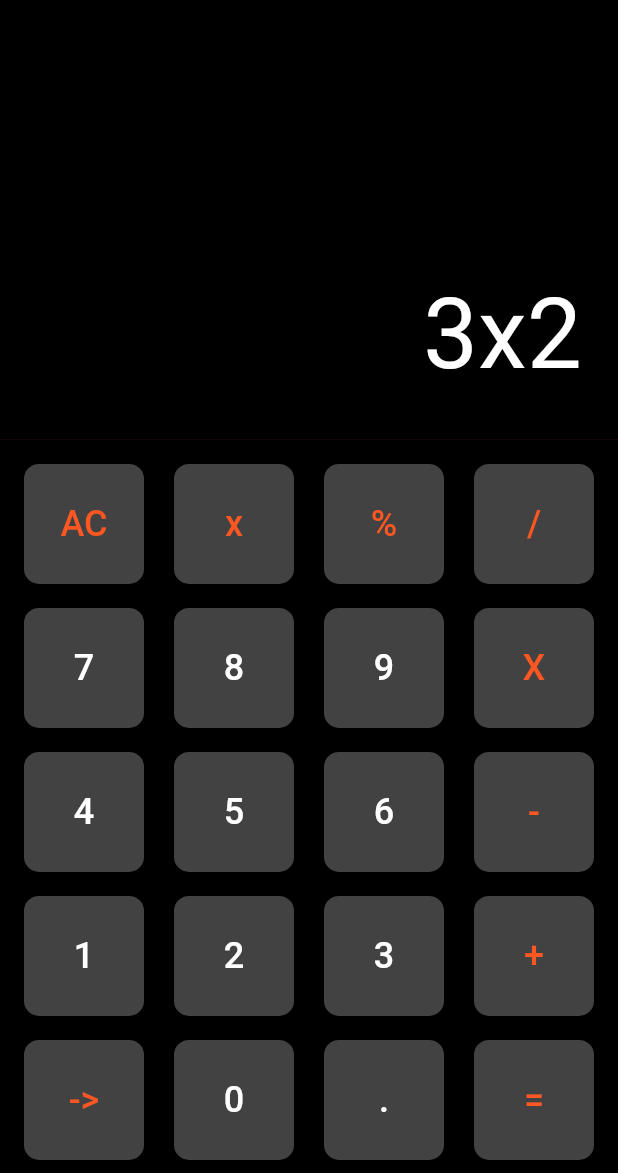
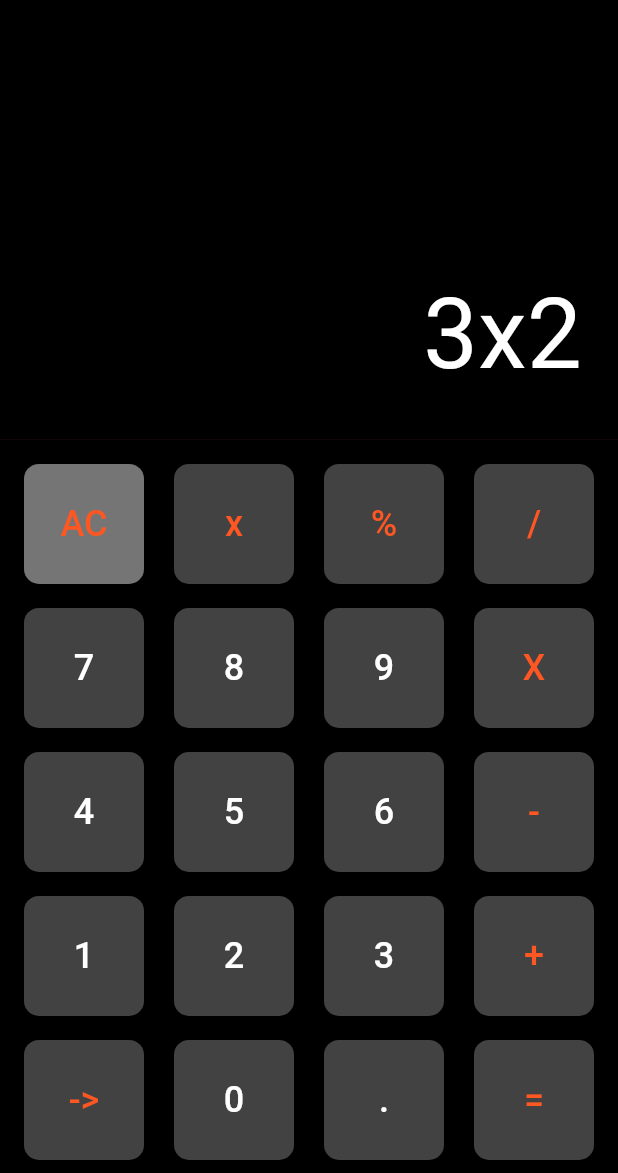
Before and after one commit to ArtoriasDWater/blog, a Flutter app: the screen it shows after launch, on a phone screen of 412 x 824 dp, the part 63-1236 px from its top. Run offline on Flutter 3.47's test engine with Material 3 defaults, Android fonts, the phone set to English and light mode, and no system bars.

```diff
--- a/lib/main.dart
+++ b/lib/main.dart
@@ -59,7 +59,7 @@ class MyApp extends StatelessWidget {
                       children: [
                         BotonCalculadora(
                           texto: 'AC',
-                          colorFondo: Colors.grey.shade800,
+                          colorFondo: Colors.grey.shade600,
                           colorTexto: Colors.deepOrange,
                         ),
                         BotonCalculadora(
```
